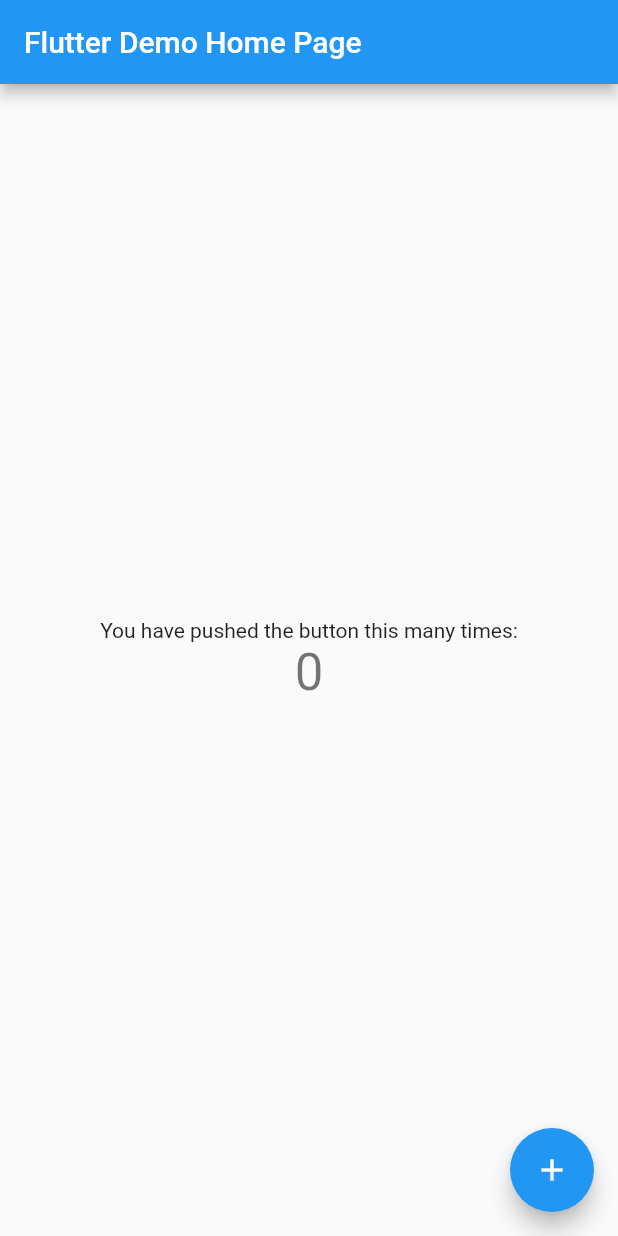
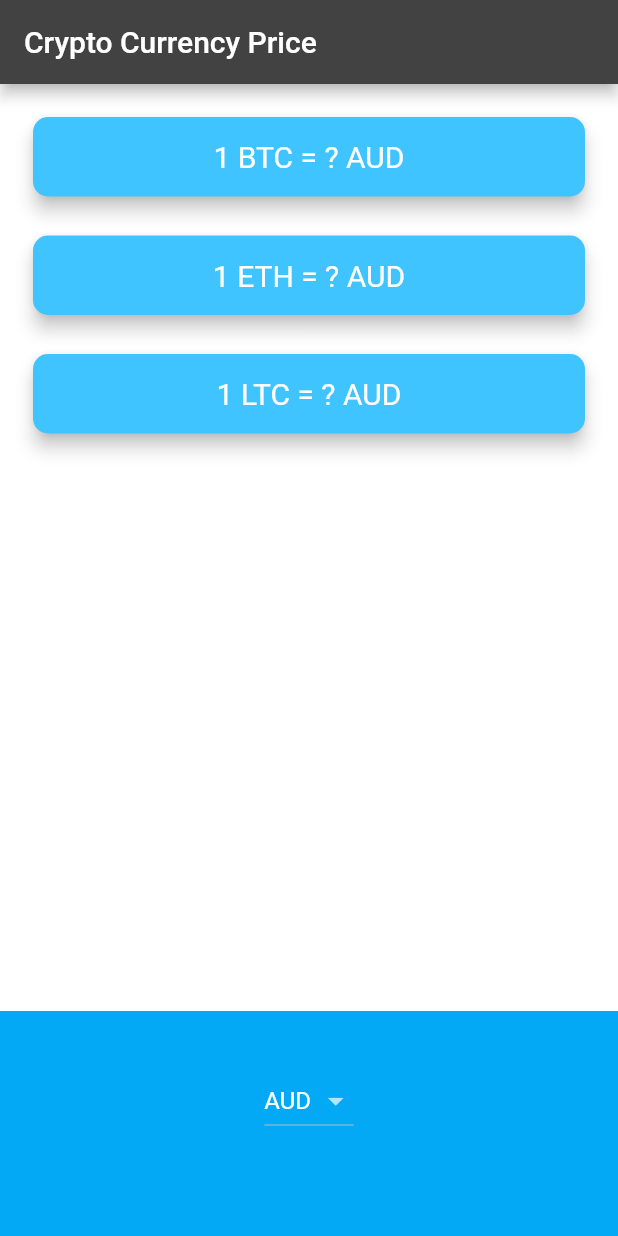
Before and after one commit to arvan903/crypto_currency_price, a Flutter app: the screen it shows after launch, on a phone screen of 412 x 824 dp. Run offline on Flutter 3.47's test engine with Material 2 defaults, Android fonts, the phone set to English and light mode, and no system bars; network calls fail.

Commit message:
Fully Coded , but not working yet

```diff
--- /dev/null
+++ b/lib/coin_data.dart
@@ -0,0 +1,51 @@
+import 'dart:convert';
+import 'package:http/http.dart' as http;
+
+const List<String> currenciesList = [
+  'AUD',
+  'BRL',
+  'CAD',
+  'CNY',
+  'EUR',
+  'GBP',
+  'HKD',
+  'IDR',
+  'ILS',
+  'INR',
+  'JPY',
+  'MXN',
+  'NOK',
+  'NZD',
+  'PLN',
+  'RON',
+  'RUB',
+  'SEK',
+  'SGD',
+  'USD',
+  'ZAR'
+];
+
+const List<String> cryptoList = ['BTC', 'ETH', 'LTC'];
+
+const coinAPIURL = 'https://rest.coinapi.io/v1/exchangerate';
+const apiKey = 'CF5FC283-B49F-4EBF-8473-81E27C219FA2';
+
+class CoinData {
+  Future getCoinData(String selectedCurrency) async {
+    Map<String, String> cryptoPrices = {};
+    for (String crypto in cryptoList) {
+      String requestURL =
+          '$coinAPIURL/$crypto/$selectedCurrency?apikey=$apiKey';
+      http.Response response = await http.get(Uri.parse(requestURL));
+      if (response.statusCode == 200) {
+        var decodedData = jsonDecode(response.body);
+        double price = decodedData['rate'];
+        cryptoPrices[crypto] = price.toStringAsFixed(0);
+      } else {
+        print(response.statusCode);
+        throw 'Problem with the get request';
+      }
+    }
+    return cryptoPrices;
+  }
+}
--- a/lib/main.dart
+++ b/lib/main.dart
@@ -1,115 +1,23 @@
 import 'package:flutter/material.dart';
+import 'price_screen.dart';
+
+
 
 void main() {
-  runApp(const MyApp());
+  runApp(myApp());
 }
 
-class MyApp extends StatelessWidget {
-  const MyApp({Key? key}) : super(key: key);
+class myApp extends StatelessWidget {
+  const myApp({Key? key}) : super(key: key);
 
-  // This widget is the root of your application.
   @override
   Widget build(BuildContext context) {
     return MaterialApp(
-      title: 'Flutter Demo',
-      theme: ThemeData(
-        // This is the theme of your application.
-        //
-        // Try running your application with "flutter run". You'll see the
-        // application has a blue toolbar. Then, without quitting the app, try
-        // changing the primarySwatch below to Colors.green and then invoke
-        // "hot reload" (press "r" in the console where you ran "flutter run",
-        // or simply save your changes to "hot reload" in a Flutter IDE).
-        // Notice that the counter didn't reset back to zero; the application
-        // is not restarted.
-        primarySwatch: Colors.blue,
-      ),
-      home: const MyHomePage(title: 'Flutter Demo Home Page'),
+      debugShowCheckedModeBanner: false,
+      theme: ThemeData.dark().copyWith(
+          primaryColor: Colors.lightBlue,
+          scaffoldBackgroundColor: Colors.white),
+      home: PriceScreen(),
     );
   }
 }
-
-class MyHomePage extends StatefulWidget {
-  const MyHomePage({Key? key, required this.title}) : super(key: key);
-
-  // This widget is the home page of your application. It is stateful, meaning
-  // that it has a State object (defined below) that contains fields that affect
-  // how it looks.
-
-  // This class is the configuration for the state. It holds the values (in this
-  // case the title) provided by the parent (in this case the App widget) and
-  // used by the build method of the State. Fields in a Widget subclass are
-  // always marked "final".
-
-  final String title;
-
-  @override
-  State<MyHomePage> createState() => _MyHomePageState();
-}
-
-class _MyHomePageState extends State<MyHomePage> {
-  int _counter = 0;
-
-  void _incrementCounter() {
-    setState(() {
-      // This call to setState tells the Flutter framework that something has
-      // changed in this State, which causes it to rerun the build method below
-      // so that the display can reflect the updated values. If we changed
-      // _counter without calling setState(), then the build method would not be
-      // called again, and so nothing would appear to happen.
-      _counter++;
-    });
-  }
-
-  @override
-  Widget build(BuildContext context) {
-    // This method is rerun every time setState is called, for instance as done
-    // by the _incrementCounter method above.
-    //
-    // The Flutter framework has been optimized to make rerunning build methods
-    // fast, so that you can just rebuild anything that needs updating rather
-    // than having to individually change instances of widgets.
-    return Scaffold(
-      appBar: AppBar(
-        // Here we take the value from the MyHomePage object that was created by
-        // the App.build method, and use it to set our appbar title.
-        title: Text(widget.title),
-      ),
-      body: Center(
-        // Center is a layout widget. It takes a single child and positions it
-        // in the middle of the parent.
-        child: Column(
-          // Column is also a layout widget. It takes a list of children and
-          // arranges them vertically. By default, it sizes itself to fit its
-          // children horizontally, and tries to be as tall as its parent.
-          //
-          // Invoke "debug painting" (press "p" in the console, choose the
-          // "Toggle Debug Paint" action from the Flutter Inspector in Android
-          // Studio, or the "Toggle Debug Paint" command in Visual Studio Code)
-          // to see the wireframe for each widget.
-          //
-          // Column has various properties to control how it sizes itself and
-          // how it positions its children. Here we use mainAxisAlignment to
-          // center the children vertically; the main axis here is the vertical
-          // axis because Columns are vertical (the cross axis would be
-          // horizontal).
-          mainAxisAlignment: MainAxisAlignment.center,
-          children: <Widget>[
-            const Text(
-              'You have pushed the button this many times:',
-            ),
-            Text(
-              '$_counter',
-              style: Theme.of(context).textTheme.headline4,
-            ),
-          ],
-        ),
-      ),
-      floatingActionButton: FloatingActionButton(
-        onPressed: _incrementCounter,
-        tooltip: 'Increment',
-        child: const Icon(Icons.add),
-      ), // This trailing comma makes auto-formatting nicer for build methods.
-    );
-  }
-}
--- /dev/null
+++ b/lib/price_screen.dart
@@ -0,0 +1,162 @@
+import 'package:flutter/material.dart';
+import 'coin_data.dart';
+import 'package:flutter/cupertino.dart';
+import 'dart:io' show Platform;
+
+class PriceScreen extends StatefulWidget {
+  const PriceScreen({Key? key}) : super(key: key);
+
+  @override
+  State<PriceScreen> createState() => _PriceScreenState();
+}
+
+class _PriceScreenState extends State<PriceScreen> {
+  String selectedCurrency = 'AUD';
+
+  DropdownButton<String> androidDropdown() {
+    List<DropdownMenuItem<String>> dropdownItems = [];
+    for (String currency in currenciesList) {
+      var newItem = DropdownMenuItem(
+        child: Text(currency),
+        value: currency,
+      );
+      dropdownItems.add(newItem);
+    }
+
+    return DropdownButton<String>(
+      value: selectedCurrency,
+      items: dropdownItems,
+      onChanged: (value) {
+        setState(
+          () {
+            selectedCurrency = value!;
+            getData();
+          },
+        );
+      },
+    );
+  }
+
+  CupertinoPicker iOSpicker() {
+    List<Text> pickerItems = [];
+    for (String currency in currenciesList) {
+      Text(currency);
+      pickerItems.add(
+        Text(currency),
+      );
+    }
+
+    return CupertinoPicker(
+      backgroundColor: Colors.lightBlue,
+      itemExtent: 32.0,
+      onSelectedItemChanged: (selectedIndex) {
+        setState(() {
+          selectedCurrency = currenciesList[selectedIndex];
+          getData();
+        });
+      },
+      children: pickerItems,
+    );
+  }
+
+  Map<String, dynamic> coinValues = {};
+  bool isWaiting = false;
+
+  void getData() async {
+    isWaiting = true;
+    try {
+      var data = await CoinData().getCoinData(selectedCurrency);
+      isWaiting = false;
+      setState(() {
+        coinValues = data;
+      });
+    } catch (e) {
+      print(e);
+    }
+  }
+
+  @override
+  void initState() {
+    super.initState();
+    getData();
+  }
+
+  Column makeCards() {
+    List<CryptoCard> cryptoCards = [];
+    for (String crypto in cryptoList) {
+      cryptoCards.add(
+        CryptoCard(
+          cryptoCurrency: crypto,
+          selectedCurrency: selectedCurrency,
+          value: isWaiting ? '?' : coinValues[crypto],
+        ),
+      );
+    }
+    return Column(
+      crossAxisAlignment: CrossAxisAlignment.stretch,
+      children: cryptoCards,
+    );
+  }
+
+  @override
+  Widget build(BuildContext context) {
+    return Scaffold(
+      appBar: AppBar(
+        title: Text(
+          'Crypto Currency Price',
+        ),
+      ),
+      body: Column(
+        mainAxisAlignment: MainAxisAlignment.spaceBetween,
+        crossAxisAlignment: CrossAxisAlignment.stretch,
+        children: <Widget>[
+          makeCards(),
+          Container(
+            height: 150.0,
+            alignment: Alignment.center,
+            padding: EdgeInsets.only(bottom: 30.0),
+            color: Colors.lightBlue,
+            child: Platform.isAndroid ? androidDropdown() : iOSpicker(),
+          ),
+        ],
+      ),
+    );
+  }
+}
+
+class CryptoCard extends StatelessWidget {
+  const CryptoCard({
+    required this.value,
+    required this.selectedCurrency,
+    required this.cryptoCurrency,
+  });
+
+  final String value;
+  final String selectedCurrency;
+  final String cryptoCurrency;
+
+  @override
+  Widget build(BuildContext context) {
+    return Padding(
+      padding: EdgeInsets.fromLTRB(18.0, 18.0, 18.0, 0),
+      child: Card(
+        color: Colors.lightBlueAccent,
+        elevation: 5.0,
+        shape: RoundedRectangleBorder(
+          borderRadius: BorderRadius.circular(10.0),
+        ),
+        child: Padding(
+          padding: EdgeInsets.symmetric(vertical: 15.0, horizontal: 28.0),
+          child: Text(
+            '1 $cryptoCurrency = $value $selectedCurrency',
+            textAlign: TextAlign.center,
+            style: TextStyle(
+              fontSize: 20.0,
+              color: Colors.white,
+            ),
+          ),
+        ),
+      ),
+    );
+  }
+}
--- a/pubspec.yaml
+++ b/pubspec.yaml
@@ -34,6 +34,7 @@ dependencies:
   # The following adds the Cupertino Icons font to your application.
   # Use with the CupertinoIcons class for iOS style icons.
   cupertino_icons: ^1.0.2
+  http: ^0.13.4
 
 dev_dependencies:
   flutter_test:
```
Also changed, not shown: pubspec.lock.
